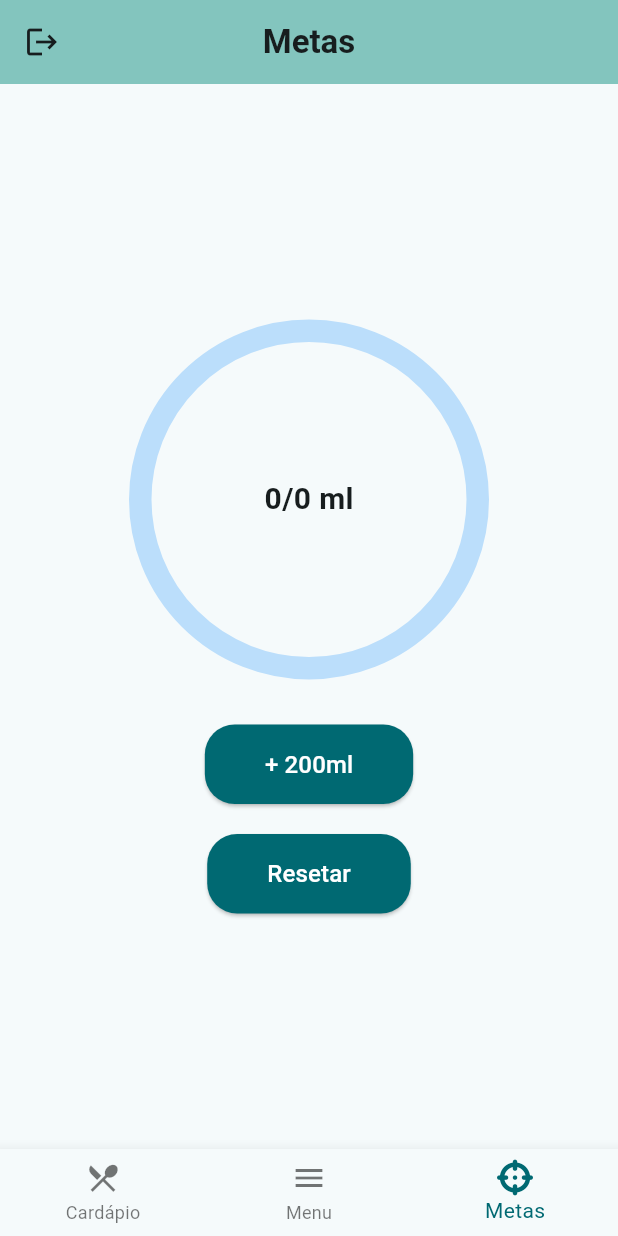
After one commit to KaikeDias/nutri-app, a Flutter app: the MainLayout screen opened by its route, item 3 of the bottom bar chosen, after a tap on "+ 200ml", on a phone screen of 412 x 824 dp. The commit adds this screen. Run offline on Flutter 3.47's test engine with Material 3 defaults, Android fonts, the phone set to English and light mode, and no system bars; drawn by our look-alikes of percent_indicator; our stand-ins replace bloc, dio, flutter_bloc, font_awesome_flutter, go_router, shared_preferences; missing offline and left inert: syncfusion_flutter_pdfviewer; accounts and stored records are empty.

Commit message:
feat: add goals page

```diff
--- /dev/null
+++ b/lib/app/goals/cubit/water_goal_cubit.dart
@@ -0,0 +1,68 @@
+import 'dart:convert';
+
+import 'package:dio/dio.dart';
+import 'package:flutter_bloc/flutter_bloc.dart';
+import 'package:nutri_app/app/auth/models/patient.dart';
+import 'package:nutri_app/config/api_config.dart';
+import 'package:shared_preferences/shared_preferences.dart';
+
+class WaterGoalCubit extends Cubit<int> {
+  final Dio _dio = Dio();
+  final String baseUrl = ApiConfig.baseUrl;
+
+  WaterGoalCubit() : super(0);
+
+  Future<void> loadWaterGoal() async {
+    final prefs = await SharedPreferences.getInstance();
+
+    final savedGoal = prefs.getInt("waterGoal");
+    if (savedGoal != null) {
+      emit(savedGoal);
+    } else {
+      final fetchedGoal = await fetchWaterGoal();
+      emit(fetchedGoal);
+
+      prefs.setInt("waterGoal", fetchedGoal);
+    }
+  }
+
+  Future<int> fetchWaterGoal() async {
+    final prefs = await SharedPreferences.getInstance();
+
+    try {
+      final prefs = await SharedPreferences.getInstance();
+      final String? token = prefs.getString('auth_token');
+      final String? data = prefs.getString('patient');
+
+      if (token == null) {
+        throw Exception("Token nao encontrado");
+      }
+
+      if (data == null) {
+        throw Exception("Paciente não encontrado");
+      }
+
+      final Map<String, dynamic> rawJson = jsonDecode(data);
+      print("$baseUrl/waterGoals/${rawJson["waterGoalID"]}");
+
+      final response = await _dio.get(
+        "$baseUrl/waterGoals/${rawJson["waterGoalID"]}",
+        options: Options(
+          headers: {
+            'Authorization': 'Bearer $token', // Passando o token
+          },
+        ),
+      );
+
+      if (response.statusCode != 200) {
+        throw Exception(
+            'Erro ao buscar Orientaçoes nutricionais: ${response.statusCode}');
+      } else {
+        return response.data['goal'];
+      }
+    } catch (e) {
+      print(e.toString());
+      return 0;
+    }
+  }
+}
--- /dev/null
+++ b/lib/app/goals/ui/water_goal_page.dart
@@ -0,0 +1,114 @@
+import 'package:flutter/material.dart';
+import 'package:flutter_bloc/flutter_bloc.dart';
+import 'package:nutri_app/app/goals/cubit/water_goal_cubit.dart';
+import 'package:nutri_app/config/extension.dart';
+import 'package:percent_indicator/circular_percent_indicator.dart';
+import 'package:shared_preferences/shared_preferences.dart';
+
+class WaterGoalPage extends StatefulWidget {
+  const WaterGoalPage({super.key});
+
+  @override
+  State<WaterGoalPage> createState() => _WaterGoalPageState();
+}
+
+class _WaterGoalPageState extends State<WaterGoalPage> {
+  int currentWater = 0;
+
+  @override
+  void initState() {
+    super.initState();
+    _loadWaterData();
+    // Carrega o estado inicial do Cubit
+    context.read<WaterGoalCubit>().loadWaterGoal();
+  }
+
+  // Carrega a quantidade de água atual do SharedPreferences
+  void _loadWaterData() async {
+    final prefs = await SharedPreferences.getInstance();
+    setState(() {
+      currentWater = prefs.getInt('currentWater') ?? 0;
+    });
+  }
+
+  // Salva a quantidade de água no SharedPreferences
+  void _saveWaterData() async {
+    final prefs = await SharedPreferences.getInstance();
+    await prefs.setInt('currentWater', currentWater);
+  }
+
+  // Função para adicionar água
+  void addWater(int amount) {
+    setState(() {
+      final cubit = context.read<WaterGoalCubit>();
+      currentWater = (currentWater + amount).clamp(0, cubit.state);
+      _saveWaterData(); // Salva a quantidade após cada adição
+    });
+  }
+
+  // Função para resetar a quantidade de água
+  void resetWater() {
+    setState(() {
+      currentWater = 0;
+      _saveWaterData(); // Salva o valor 0 após o reset
+    });
+  }
+
+  @override
+  Widget build(BuildContext context) {
+    return BlocBuilder<WaterGoalCubit, int>(
+      builder: (context, waterGoal) {
+        double progress = currentWater / waterGoal;
+
+        return Center(
+          child: Column(
+            mainAxisAlignment: MainAxisAlignment.center,
+            children: [
+              CircularPercentIndicator(
+                radius: 120.0,
+                lineWidth: 15.0,
+                percent: progress > 1 ? 1 : progress,
+                circularStrokeCap: CircularStrokeCap.round,
+                center: Text(
+                  '$currentWater/$waterGoal ml',
+                  style: const TextStyle(
+                      fontSize: 20, fontWeight: FontWeight.bold),
+                ),
+                progressColor: Colors.blue,
+                backgroundColor: Colors.blue.shade100,
+              ),
+              const SizedBox(height: 30),
+              ElevatedButton(
+                onPressed: () => addWater(200),
+                style: ElevatedButton.styleFrom(
+                  backgroundColor: context.colorScheme.primary,
+                  shape: RoundedRectangleBorder(
+                    borderRadius: BorderRadius.circular(20),
+                  ),
+                  padding:
+                      const EdgeInsets.symmetric(horizontal: 40, vertical: 15),
+                ),
+                child: const Text('+ 200ml',
+                    style: TextStyle(fontSize: 16, color: Colors.white)),
+              ),
+              const SizedBox(height: 20),
+              ElevatedButton(
+                onPressed: resetWater,
+                style: ElevatedButton.styleFrom(
+                  backgroundColor: context.colorScheme.primary,
+                  shape: RoundedRectangleBorder(
+                    borderRadius: BorderRadius.circular(20),
+                  ),
+                  padding:
+                      const EdgeInsets.symmetric(horizontal: 40, vertical: 15),
+                ),
+                child: const Text('Resetar',
+                    style: TextStyle(fontSize: 16, color: Colors.white)),
+              ),
+            ],
+          ),
+        );
+      },
+    );
+  }
+}
--- a/lib/app/routes/main_layout.dart
+++ b/lib/app/routes/main_layout.dart
@@ -1,7 +1,9 @@
 import 'package:flutter/material.dart';
 import 'package:flutter_bloc/flutter_bloc.dart';
+import 'package:font_awesome_flutter/font_awesome_flutter.dart';
 import 'package:go_router/go_router.dart';
 import 'package:nutri_app/app/auth/cubit/auth_cubit.dart';
+import 'package:nutri_app/app/goals/ui/water_goal_page.dart';
 import 'package:nutri_app/app/home/ui/home_page.dart';
 
 import '../menu/ui/menu_page.dart';
@@ -21,7 +23,7 @@ class _MainLayoutState extends State<MainLayout> {
 
   late final PageController pageController;
 
-  final List<String> _titles = ["Cardápio", "Menu"];
+  final List<String> _titles = ["Cardápio", "Menu", "Metas"];
 
   @override
   void initState() {
@@ -81,6 +83,7 @@ class _MainLayoutState extends State<MainLayout> {
           children: [
             MenuPage(),
             HomePage(),
+            WaterGoalPage(),
           ],
         ),
         bottomNavigationBar: BottomNavigationBar(
@@ -94,6 +97,10 @@ class _MainLayoutState extends State<MainLayout> {
             BottomNavigationBarItem(
               icon: Icon(Icons.menu),
               label: "Menu",
+            ),
+            BottomNavigationBarItem(
+              icon: Icon(FontAwesomeIcons.crosshairs),
+              label: "Metas",
             )
           ],
         ),
--- a/lib/main.dart
+++ b/lib/main.dart
@@ -3,6 +3,8 @@ import 'package:flutter_bloc/flutter_bloc.dart';
 import 'package:nutri_app/app/auth/cubit/auth_cubit.dart';
 import 'package:nutri_app/app/documents/cubit/document_cubit.dart';
 import 'package:nutri_app/app/documents/cubit/list_documents_cubit.dart';
+import 'package:nutri_app/app/form/cubit/form_cubit.dart';
+import 'package:nutri_app/app/goals/cubit/water_goal_cubit.dart';
 import 'package:nutri_app/app/guidelines/cubit/guideline_cubit.dart';
 import 'package:nutri_app/app/menu/cubits/menu_cubit.dart';
 import 'package:nutri_app/app/menu/cubits/substitutions_cubit.dart';
@@ -33,6 +35,8 @@ class _MyAppState extends State<MyApp> {
         BlocProvider(create: (context) => PersonalInfoCubit()),
         BlocProvider(create: (context) => ListDocumentsCubit()),
         BlocProvider(create: (context) => DocumentCubit()),
+        BlocProvider(create: (context) => WaterGoalCubit()),
+        BlocProvider(create: (context) => FormCubit()),
       ],
       child: MaterialApp.router(
         debugShowCheckedModeBanner: false,
```
